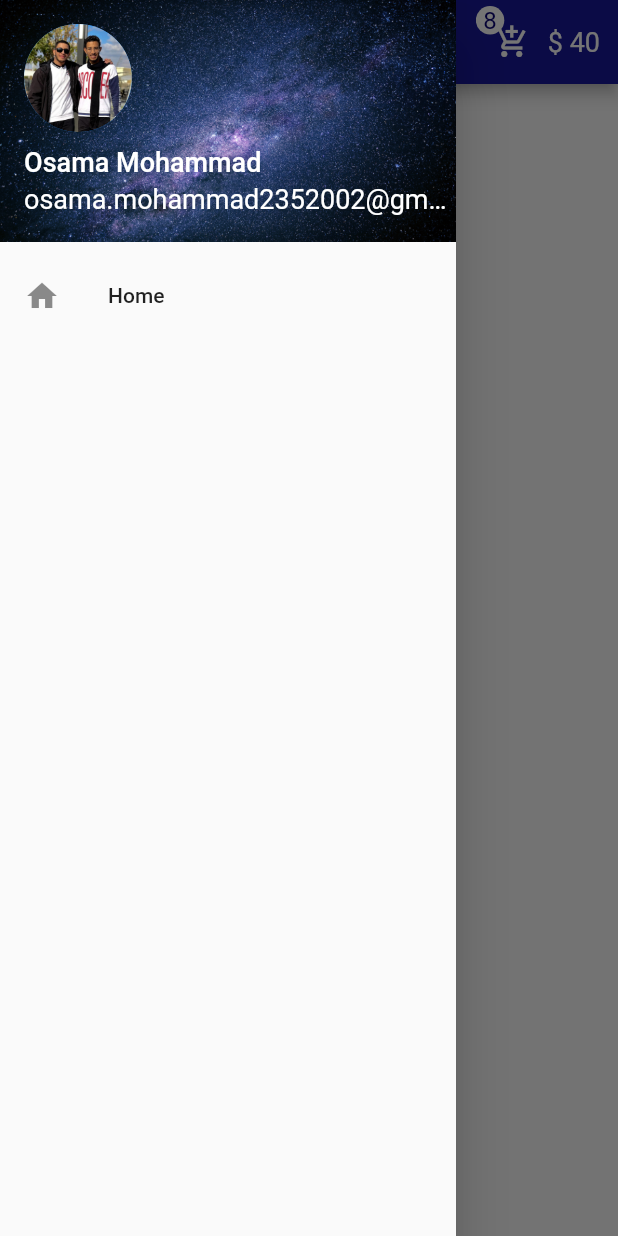
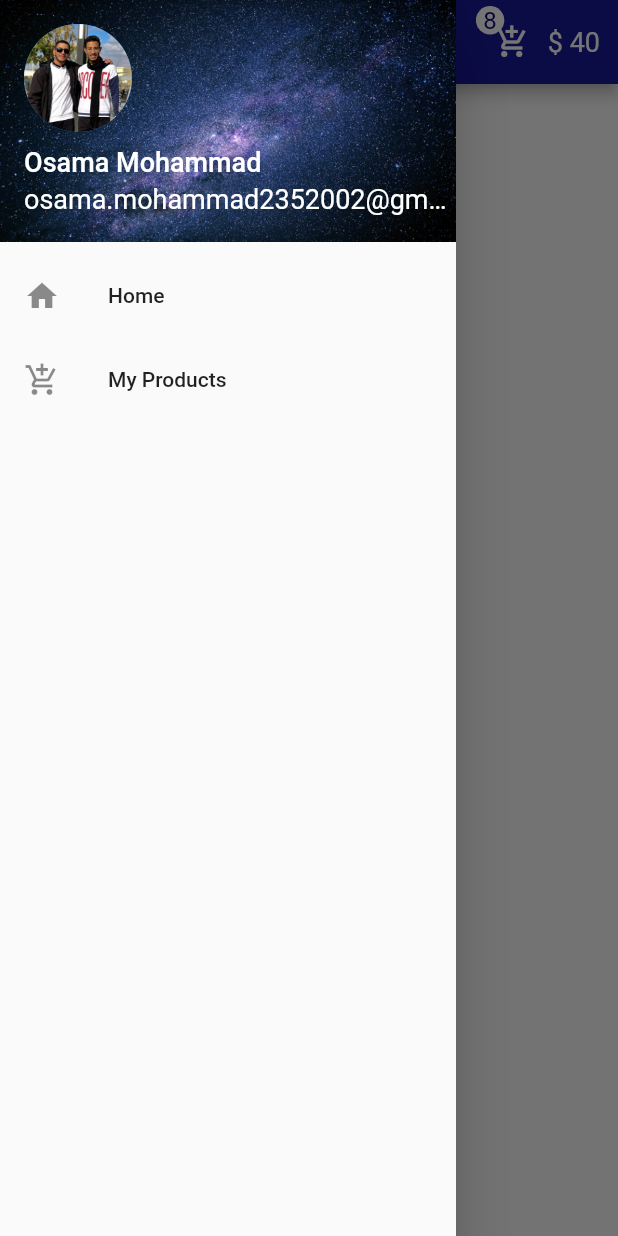
Before and after one commit to OsamaMohammadAbdalaziz/Shoes_Store_app, a Flutter app: the screen it shows after launch, with the side drawer open, on a phone screen of 412 x 824 dp. Run offline on Flutter 3.47's test engine with Material 2 defaults, Android fonts, the phone set to English and light mode, and no system bars.

Commit message:
ListTile(My Products)

```diff
--- a/lib/Pages/Home.dart
+++ b/lib/Pages/Home.dart
@@ -37,6 +37,11 @@ class Home extends StatelessWidget {
               ListTile(
                 title: Text("Home"),
                 leading: Icon(Icons.home),
+                onTap: () {},
+              ),
+              ListTile(
+                title: Text("My Products"),
+                leading: Icon(Icons.add_shopping_cart),
                 onTap: () {},
               ),
             ],
```
